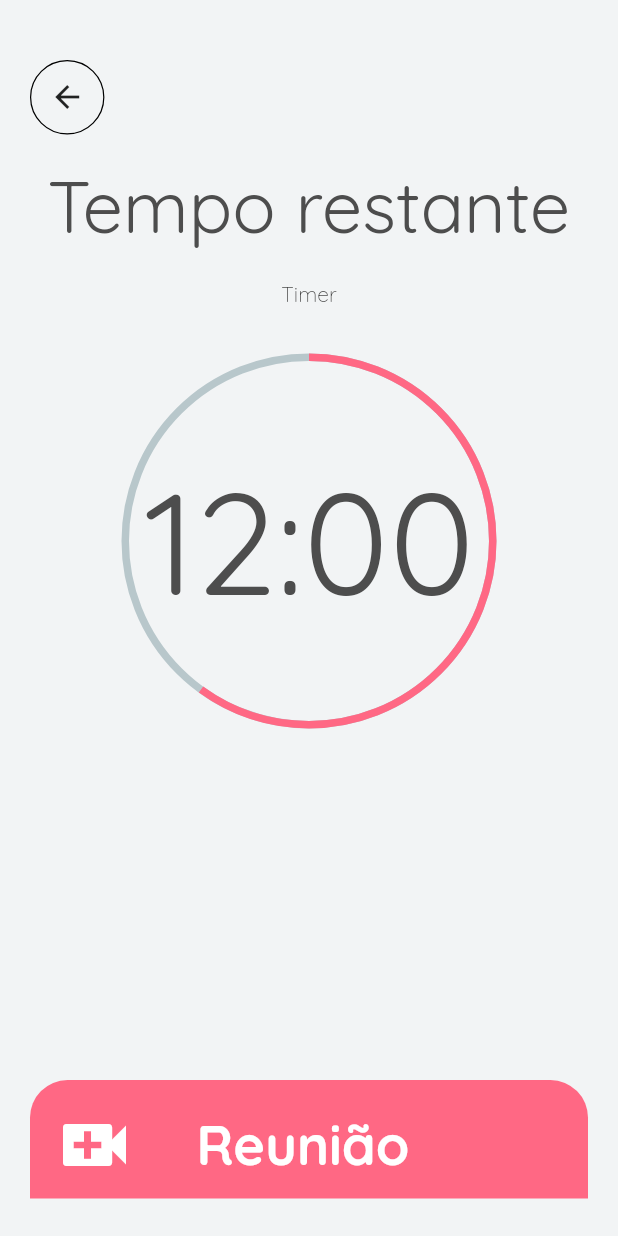
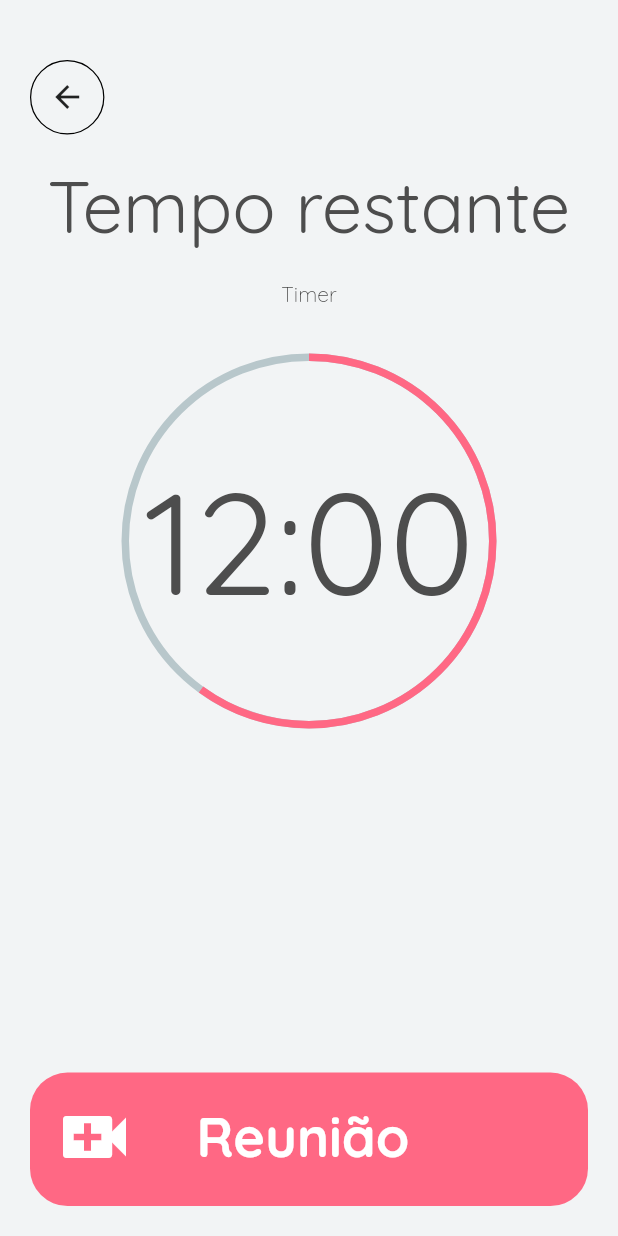
Before and after one commit to ViniciusBatista32/nous, a Flutter app: the Timer screen opened by its route, on a phone screen of 412 x 824 dp. Run offline on Flutter 3.47's test engine with Material 2 defaults, Android fonts, the phone set to English and light mode, and no system bars; drawn by our look-alikes of percent_indicator; our stand-ins replace get.

Commit message:
atualizado a visualizacao do tiemr

```diff
--- a/lib/ui/aside/timer.dart
+++ b/lib/ui/aside/timer.dart
@@ -109,15 +109,16 @@ class _TimerState extends State<Timer> {
                     margin: EdgeInsets.only(top: 15),
                     decoration: BoxDecoration(
                       color: Color.fromARGB(255, 255, 104, 132),
-                      borderRadius: BorderRadius.only(
-                          topRight: Radius.circular(25),
-                          topLeft: Radius.circular(25)),
+                      borderRadius: BorderRadius.all(
+                        Radius.circular(25),
+                      ),
                     ),
                     child: Row(
                       mainAxisAlignment: MainAxisAlignment.start,
+                      crossAxisAlignment: CrossAxisAlignment.center,
                       children: [
                         Container(
-                          padding: EdgeInsets.only(right: 40),
+                          padding: EdgeInsets.only(right: 40, bottom: 10),
                           child: Icon(
                             Icons.video_call,
                             color: Colors.white,
@@ -126,13 +127,18 @@ class _TimerState extends State<Timer> {
                         ),
                         Column(
                           mainAxisAlignment: MainAxisAlignment.center,
+                          crossAxisAlignment: CrossAxisAlignment.start,
                           children: [
-                            Text("Reunião",
-                                style: TextStyle(
-                                  fontWeight: FontWeight.w700,
-                                  fontSize: 36,
-                                  color: Colors.white,
-                                )),
+                            Container(
+                              padding: EdgeInsets.only(bottom: 10),
+                              child: Text("Reunião",
+                                  style: TextStyle(
+                                    fontWeight: FontWeight.w700,
+                                    fontSize: 36,
+                                    color: Colors.white,
+                                    )
+                              ),
+                            ),
                           ],
                         ),
                       ],
```
Also changed, not shown: lib/ui/dashboard/dashboard_home_page.dart (+0 -23 lines).
